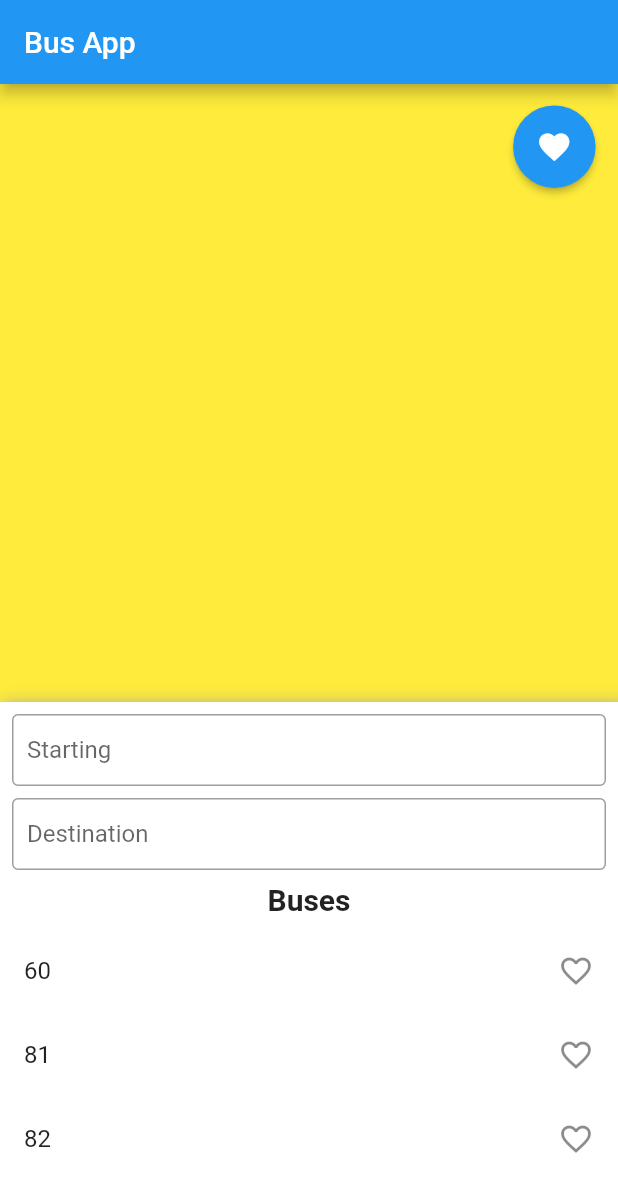
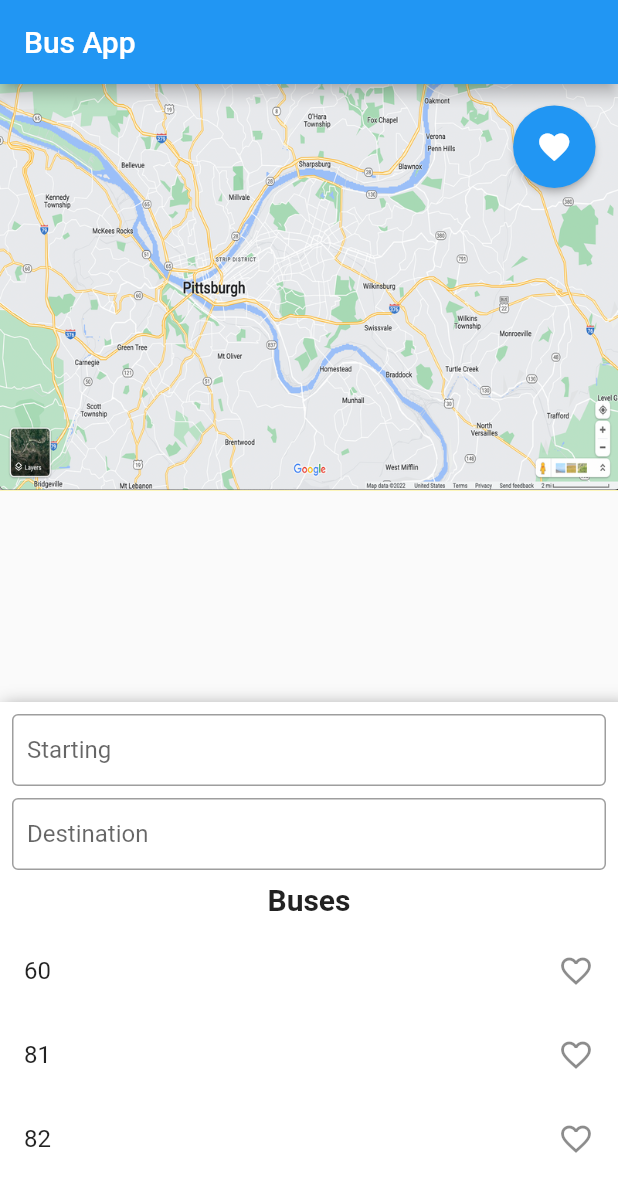
Before and after one commit to etmrmia/1635-Project, a Flutter app: the screen it shows after launch, on a phone screen of 412 x 824 dp. Shown: the top 1192 px of the screen. Run offline on Flutter 3.47's test engine with Material 2 defaults, Android fonts, the phone set to English and light mode, and no system bars.

Commit message:
added image

```diff
--- a/interface_design_map_project/lib/views/home_view.dart
+++ b/interface_design_map_project/lib/views/home_view.dart
@@ -109,9 +109,9 @@ class _HomeViewState extends State<HomeView> {
   map(HomeViewModel vm) {
     return Container(
       color: Colors.yellow,
-      // child: const Image(
-      //   image: AssetImage('assets/images/CCAC.png'),
-      // ),
+      child: const Image(
+        image: AssetImage('assets/images/Pittsburgh Map.png'),
+       ),
     );
   }
 
--- a/interface_design_map_project/pubspec.yaml
+++ b/interface_design_map_project/pubspec.yaml
@@ -64,6 +64,7 @@ flutter:
   assets:
    - assets/images/CCAC.png
    - assets/images/Kennywood.png
+   - assets/images/Pittsburgh Map.png
 
   # An image asset can refer to one or more resolution-specific "variants", see
   # https://flutter.dev/assets-and-images/#resolution-aware
```
Also changed, not shown: interface_design_map_project/assets/images/Pittsburgh Map.png (added).
